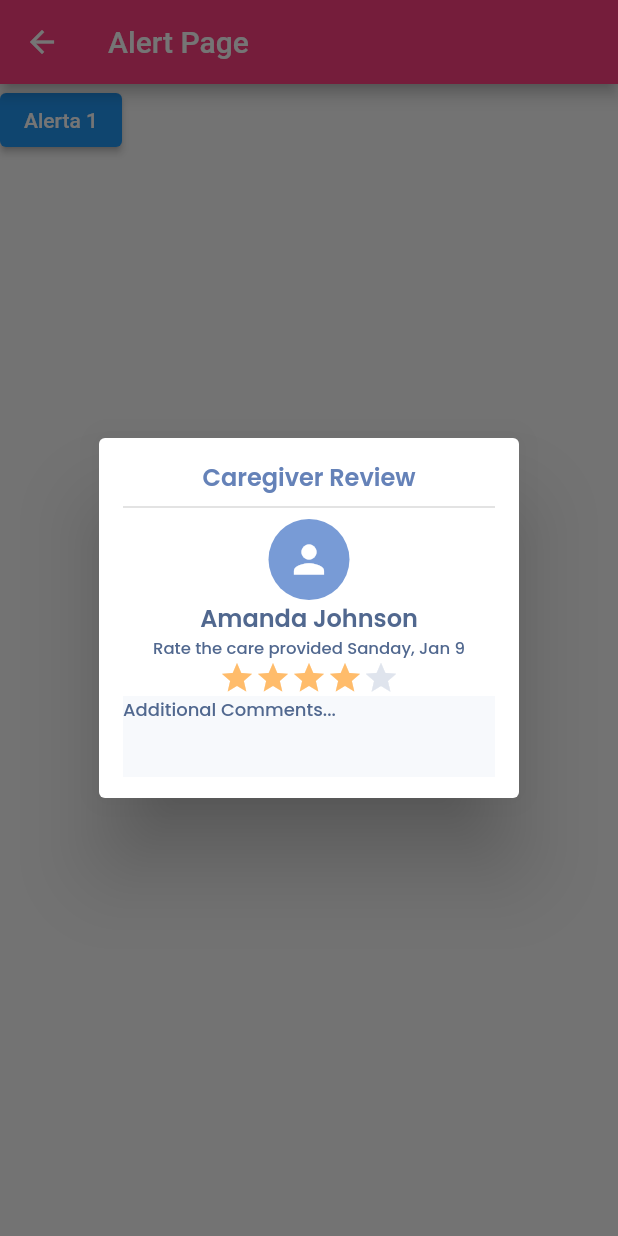
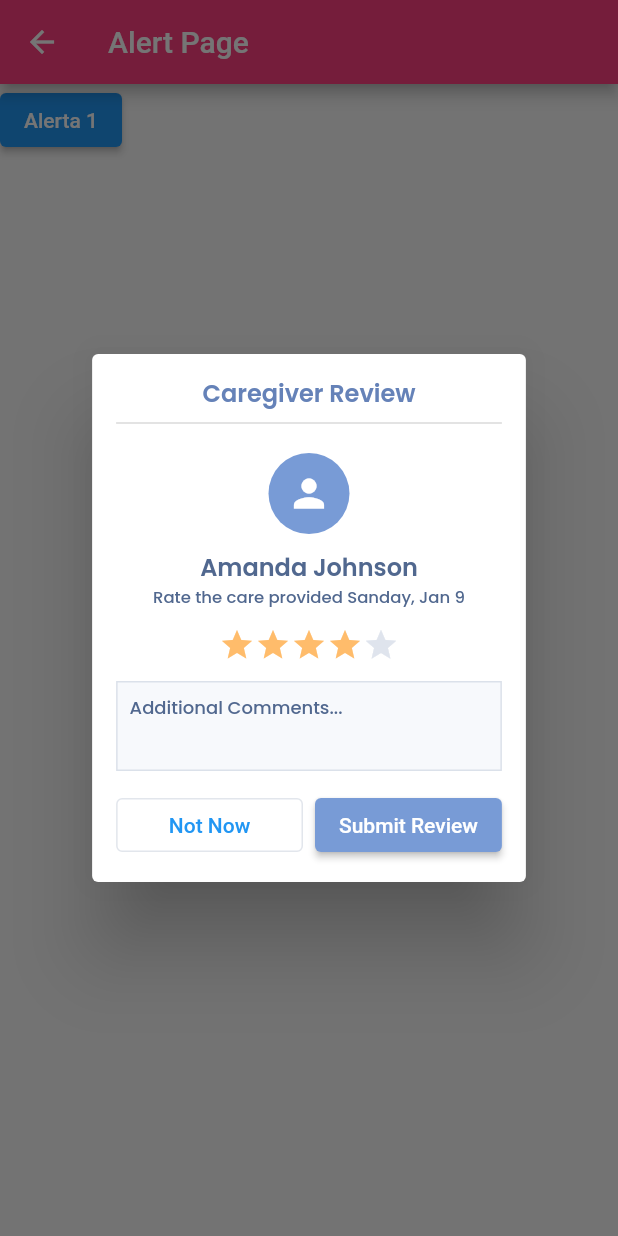
Before and after one commit to eeBarrionuevo/codigo6_components, a Flutter app: the AlertPage screen opened directly, after a tap on "Alerta 1", on a phone screen of 412 x 824 dp. Run offline on Flutter 3.47's test engine with Material 2 defaults, Android fonts, the phone set to English and light mode, and no system bars; our stand-ins replace google_fonts; network calls fail.

Commit message:
Alerta final

```diff
--- a/lib/pages/alert_page.dart
+++ b/lib/pages/alert_page.dart
@@ -63,6 +63,11 @@ class AlertPage extends StatelessWidget {
               //     size: 30.0,
               //   ),
               // ),
+
+              const SizedBox(
+                height: 12.0,
+              ),
+
               Container(
                 padding: const EdgeInsets.all(12.0),
                 decoration: const BoxDecoration(
@@ -76,6 +81,11 @@ class AlertPage extends StatelessWidget {
                   color: Colors.white,
                 ),
               ),
+
+              const SizedBox(
+                height: 10.0,
+              ),
+
               Text(
                 "Amanda Johnson",
                 style: GoogleFonts.poppins(
@@ -90,6 +100,9 @@ class AlertPage extends StatelessWidget {
                   fontWeight: FontWeight.w500,
                   fontSize: 11.0,
                 ),
+              ),
+              const SizedBox(
+                height: 12.0,
               ),
               Row(
                 mainAxisAlignment: MainAxisAlignment.center,
@@ -116,19 +129,71 @@ class AlertPage extends StatelessWidget {
                   ),
                 ],
               ),
-
+              const SizedBox(
+                height: 12.0,
+              ),
               Container(
+                padding: const EdgeInsets.all(8.0),
                 width: double.infinity,
-                height: 54,
-                color: Color(0xffF7F9FC),
+                height: 60,
+                decoration: BoxDecoration(
+                  color: const Color(0xffF7F9FC),
+                  border: Border.all(
+                    color: const Color(0xff51688F).withOpacity(0.17),
+                  ),
+                ),
                 child: Text(
                   "Additional Comments...",
                   style: GoogleFonts.poppins(
-                    color: Color(0xff51688F),
+                    color: const Color(0xff51688F),
                     fontWeight: FontWeight.w500,
                     fontSize: 12.0,
                   ),
                 ),
+              ),
+              const SizedBox(
+                height: 12.0,
+              ),
+              Row(
+                children: [
+                  // ElevatedButton(
+                  //   style: ElevatedButton.styleFrom(
+                  //     backgroundColor: Colors.transparent,
+                  //     elevation: 0,
+                  //   ),
+                  //   onPressed: () {},
+                  //   child: Text(
+                  //     "Not Now",
+                  //   ),
+                  // ),
+                  Expanded(
+                    child: TextButton(
+                      style: TextButton.styleFrom(
+                        side: BorderSide(
+                          color: const Color(0xff51688F).withOpacity(0.17),
+                        ),
+                      ),
+                      onPressed: () {},
+                      child: Text(
+                        "Not Now",
+                      ),
+                    ),
+                  ),
+                  const SizedBox(
+                    width: 8.0,
+                  ),
+                  Expanded(
+                    child: ElevatedButton(
+                      style: ElevatedButton.styleFrom(
+                        backgroundColor: Color(0xff789BD6),
+                      ),
+                      onPressed: () {},
+                      child: Text(
+                        "Submit Review",
+                      ),
+                    ),
+                  ),
+                ],
               ),
             ],
           ),
```
